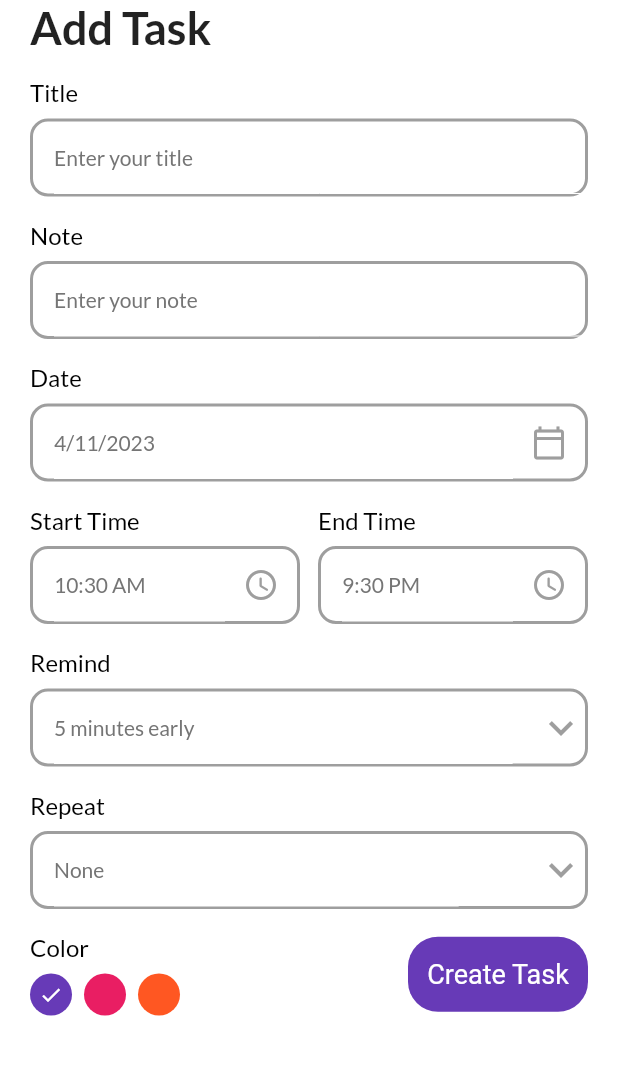
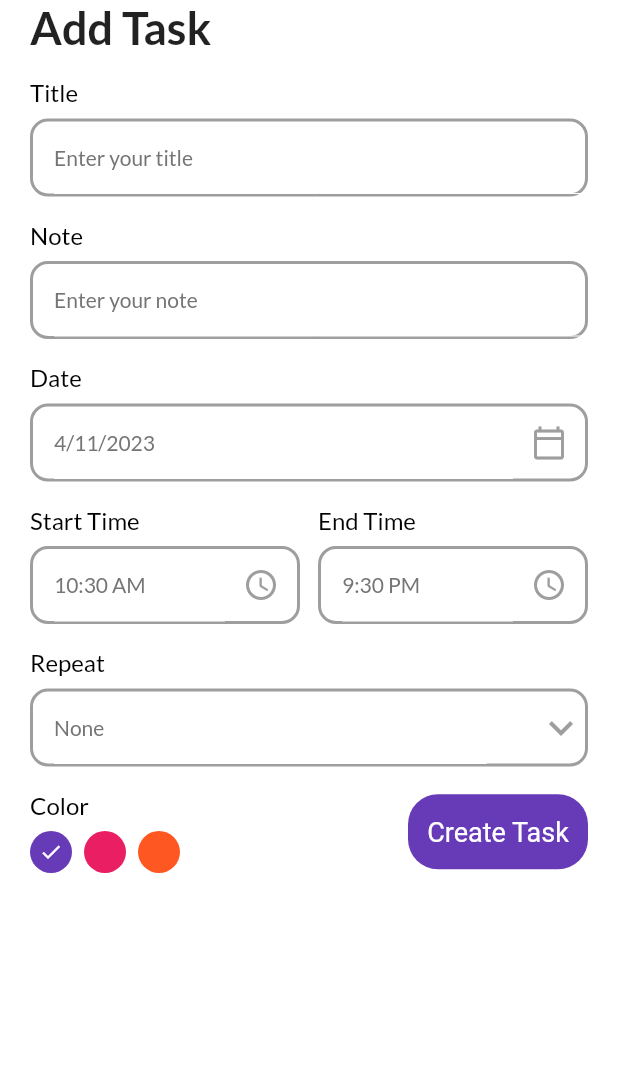
Before and after one commit to long10012001/duan, a Flutter app: the screen it shows after launch, after a tap on "+ Add Task", on a phone screen of 412 x 824 dp, the part 84-1159 px from its top. Run offline on Flutter 3.47's test engine with Material 2 defaults, Android fonts, the phone set to English and light mode, and no system bars; our stand-ins replace date_picker_timeline, flutter_staggered_animations, get, get_storage, google_fonts, sqflite; accounts and stored records are empty.

Commit message:
xoa remind

```diff
--- a/lib/db/db_helper.dart
+++ b/lib/db/db_helper.dart
@@ -26,7 +26,7 @@ class DBHelper {
             "id INTEGER PRIMARY KEY AUTOINCREMENT,"
             "title STRING, note TEXT, date STRING, "
             "startTime STRING, endTime STRING,"
-            "remind INTEGER, repeat STRING,"
+            "repeat STRING,"
             "color INTEGER,"
             "isCompleted INTEGER)",
           );
--- a/lib/models/task.dart
+++ b/lib/models/task.dart
@@ -7,7 +7,7 @@ class Task {
   String? startTime;
   String? endTime;
   int? color;
-  int? remind;
+
   String? repeat;
 
   Task({
@@ -19,7 +19,6 @@ class Task {
     this.startTime,
     this.endTime,
     this.color,
-    this.remind,
     this.repeat,
   });
 
@@ -30,9 +29,8 @@ class Task {
     isCompleted = json['isCompleted'];
     date = json['date'];
     startTime = json['startTime'];
-    endTime = json['end'];
+    endTime = json['endTime'];
     color = json['color'];
-    remind = json['remind'];
     repeat = json['repeat'];
   }
 
@@ -46,7 +44,7 @@ class Task {
     data['startTime'] = startTime;
     data['endTime'] = endTime;
     data['color'] = color;
-    data['remind'] = remind;
+
     data['repeat'] = repeat;
     return data;
   }
--- a/lib/ui/add_task_bar.dart
+++ b/lib/ui/add_task_bar.dart
@@ -25,11 +25,11 @@ class _AddTaskPageState extends State<AddTaskPage> {
   String _endTime = "9:30 PM";
   String _startTime = DateFormat("hh:mm a").format(DateTime.now()).toString();
 
-  int _selectedRemind = 5;
+  final int _selectedRemind = 5;
   List<int> remindList = [5, 10, 15, 20];
 
   String _selectedRepeat = "None";
-  List<String> repeatList = ["None", "Daily", "Weekly", "Monthly"];
+  List<String> repeatList = ["None", "Daily"];
 
   int _selectedColor = 0;
   @override
@@ -108,33 +108,6 @@ class _AddTaskPageState extends State<AddTaskPage> {
                 ],
               ),
               MyInputField(
-                title: "Remind",
-                hint: "$_selectedRemind minutes early",
-                widget: DropdownButton(
-                  icon: Icon(
-                    Icons.keyboard_arrow_down,
-                    color: Get.isDarkMode ? Colors.white : Colors.grey,
-                  ),
-                  iconSize: 32,
-                  elevation: 4,
-                  style: subTitleStyle,
-                  underline: Container(
-                    height: 0,
-                  ),
-                  onChanged: (String? newValue) {
-                    setState(() {
-                      _selectedRemind = int.parse(newValue!);
-                    });
-                  },
-                  items: remindList.map<DropdownMenuItem<String>>((int value) {
-                    return DropdownMenuItem<String>(
-                      value: value.toString(),
-                      child: Text(value.toString()),
-                    );
-                  }).toList(),
-                ),
-              ),
-              MyInputField(
                 title: "Repeat",
                 hint: _selectedRepeat,
                 widget: DropdownButton(
@@ -207,7 +180,6 @@ class _AddTaskPageState extends State<AddTaskPage> {
       date: DateFormat.yMd().format(_selectedDate),
       startTime: _startTime,
       endTime: _endTime,
-      remind: _selectedRemind,
       repeat: _selectedRepeat,
       color: _selectedColor,
       isCompleted: 0,
--- a/lib/ui/home_page.dart
+++ b/lib/ui/home_page.dart
@@ -92,8 +92,8 @@ class _HomePageState extends State<HomePage> {
       Container(
         padding: const EdgeInsets.only(top: 4),
         height: task.isCompleted == 1
-            ? MediaQuery.of(context).size.height * 0.24
-            : MediaQuery.of(context).size.height * 0.45,
+            ? MediaQuery.of(context).size.height * 0.30
+            : MediaQuery.of(context).size.height * 0.38,
         color: Get.isDarkMode ? darkGreyClr : Colors.white,
         child: Column(
           children: [
```
